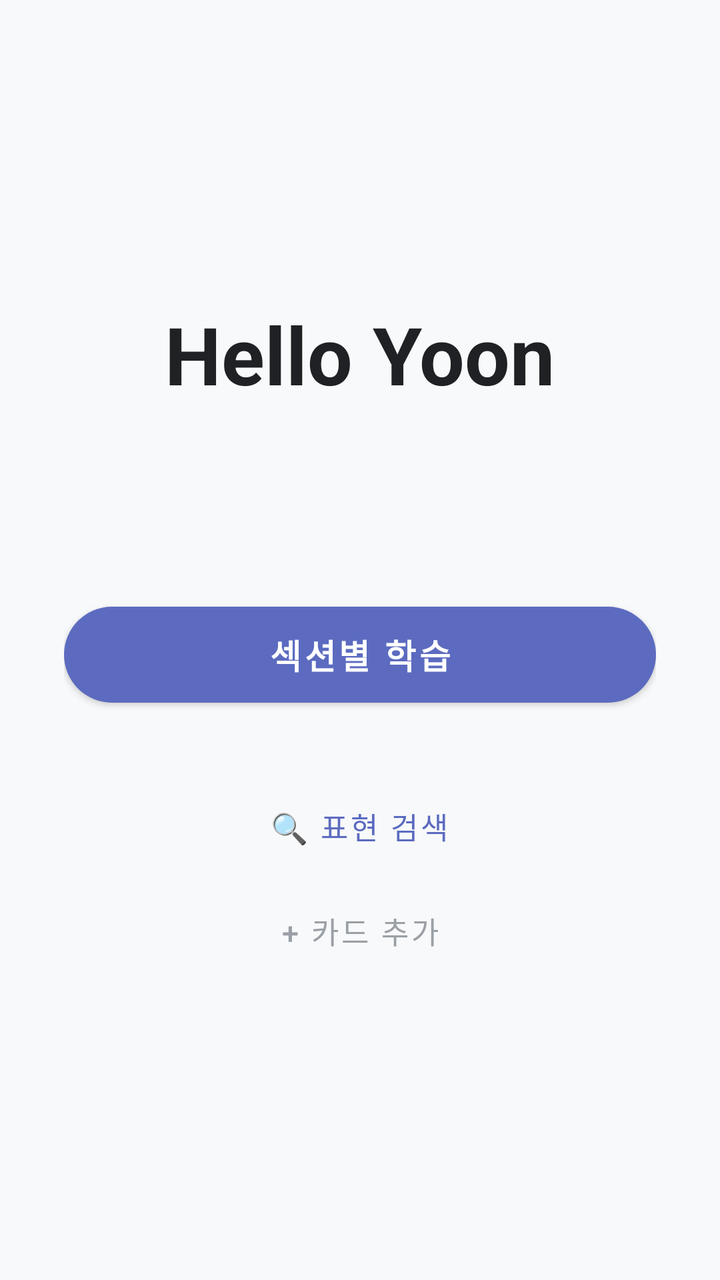
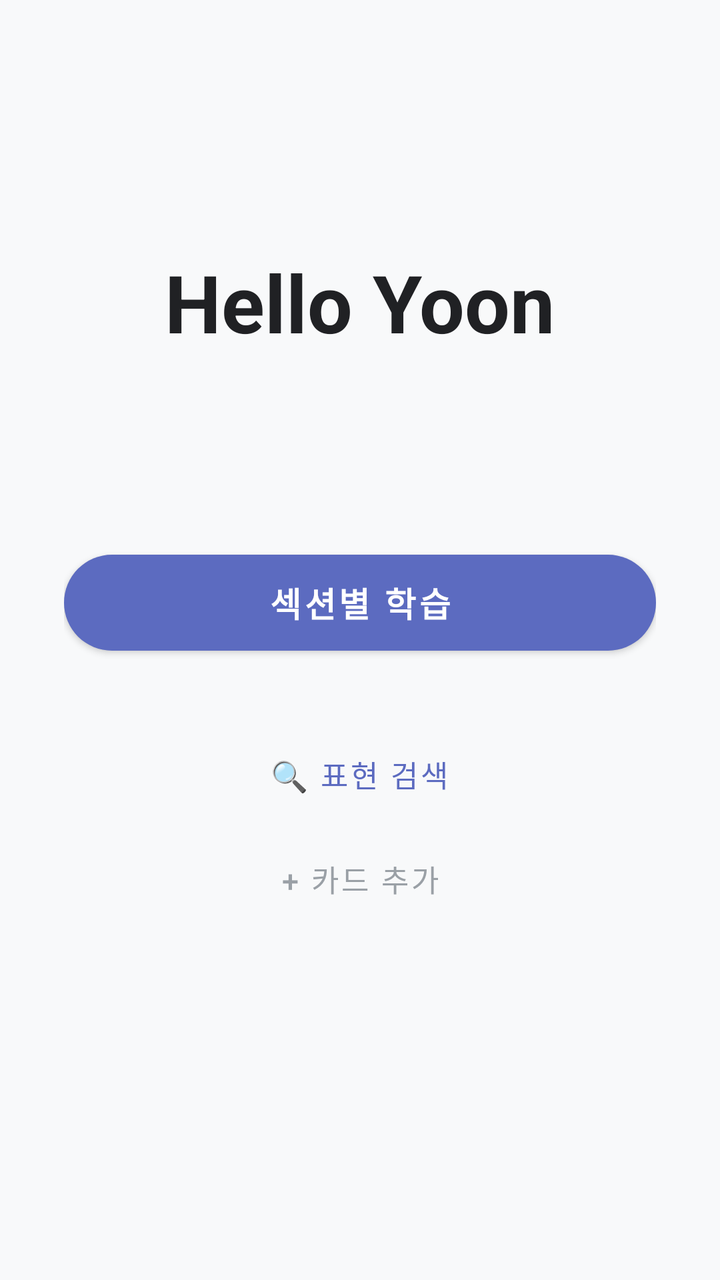

The first picture is an Android layout as it rendered before a commit; the second is the same layout after the commit. The layout source and the unified diff follow.
<!-- AndroidManifest.xml: application theme Theme.MaterialComponents.DayNight.NoActionBar -->
<!-- res/layout/activity_main.xml -->
<?xml version="1.0" encoding="utf-8"?>
<LinearLayout xmlns:android="http://schemas.android.com/apk/res/android"
    xmlns:app="http://schemas.android.com/apk/res-auto"
    android:layout_width="match_parent"
    android:layout_height="match_parent"
    android:orientation="vertical"
    android:gravity="center"
    android:padding="32dp"
    android:background="@color/background">

    <TextView
        android:layout_width="wrap_content"
        android:layout_height="wrap_content"
        android:text="@string/home_title"
        android:textSize="40sp"
        android:textStyle="bold"
        android:textColor="@color/textPrimary"
        android:layout_marginBottom="12dp" />

    <TextView
        android:id="@+id/cardCountText"
        android:layout_width="wrap_content"
        android:layout_height="wrap_content"
        android:textSize="16sp"
        android:textColor="@color/textHint"
        android:layout_marginBottom="60dp" />

    <com.google.android.material.button.MaterialButton
        android:id="@+id/startButton"
        android:layout_width="match_parent"
        android:layout_height="60dp"
        android:text="섹션별 학습"
        android:textSize="17sp"
        android:textStyle="bold"
        android:textAllCaps="false"
        android:textColor="#FFFFFF"
        app:cornerRadius="30dp"
        app:backgroundTint="@color/buttonPrimary" />

    <com.google.android.material.button.MaterialButton
        android:id="@+id/bookmarkedButton"
        android:layout_width="match_parent"
        android:layout_height="56dp"
        android:layout_marginTop="12dp"
        android:textSize="15sp"
        android:textAllCaps="false"
        android:textColor="#FFFFFF"
        app:cornerRadius="28dp"
        app:backgroundTint="@color/buttonSecondary"
        android:visibility="gone" />

    <com.google.android.material.button.MaterialButton
        android:id="@+id/userCardsButton"
        android:layout_width="match_parent"
        android:layout_height="56dp"
        android:layout_marginTop="12dp"
        android:textSize="15sp"
        android:textAllCaps="false"
        android:textColor="#FFFFFF"
        app:cornerRadius="28dp"
        app:backgroundTint="@color/buttonPrimary"
        android:visibility="gone" />

    <com.google.android.material.button.MaterialButton
        android:id="@+id/searchButton"
        style="@style/Widget.MaterialComponents.Button.TextButton"
        android:layout_width="wrap_content"
        android:layout_height="wrap_content"
        android:layout_marginTop="32dp"
        android:text="🔍 표현 검색"
        android:textSize="15sp"
        android:textAllCaps="false"
        android:textColor="@color/buttonPrimary" />

    <com.google.android.material.button.MaterialButton
        android:id="@+id/addCardButton"
        style="@style/Widget.MaterialComponents.Button.TextButton"
        android:layout_width="wrap_content"
        android:layout_height="wrap_content"
        android:layout_marginTop="4dp"
        android:text="+ 카드 추가"
        android:textSize="15sp"
        android:textAllCaps="false"
        android:textColor="@color/textHint" />

    <com.google.android.material.button.MaterialButton
        android:id="@+id/excludedManageButton"
        style="@style/Widget.MaterialComponents.Button.TextButton"
        android:layout_width="wrap_content"
        android:layout_height="wrap_content"
        android:layout_marginTop="4dp"
        android:textSize="13sp"
        android:textAllCaps="false"
        android:textColor="@color/excludeActive"
        android:visibility="gone" />

</LinearLayout>
<!-- resources referenced by this layout -->
<resources>
  <color name="background">#F8F9FA</color>
  <color name="buttonPrimary">#5C6BC0</color>
  <color name="buttonSecondary">#FF8A65</color>
  <color name="excludeActive">#EF5350</color>
  <color name="textHint">#9AA0A6</color>
  <color name="textPrimary">#202124</color>
  <string name="home_title">Hello Yoon</string>
</resources>

<!-- the commit's change to res/layout/activity_main.xml (unified diff, before → after) -->
@@ -84,6 +84,16 @@
         android:textColor="@color/textHint" />
 
     <com.google.android.material.button.MaterialButton
+        android:id="@+id/tagFilterButton"
+        style="@style/Widget.MaterialComponents.Button.TextButton"
+        android:layout_width="wrap_content"
+        android:layout_height="wrap_content"
+        android:layout_marginTop="4dp"
+        android:textSize="13sp"
+        android:textAllCaps="false"
+        android:textColor="@color/textHint" />
+
+    <com.google.android.material.button.MaterialButton
         android:id="@+id/excludedManageButton"
         style="@style/Widget.MaterialComponents.Button.TextButton"
         android:layout_width="wrap_content"
